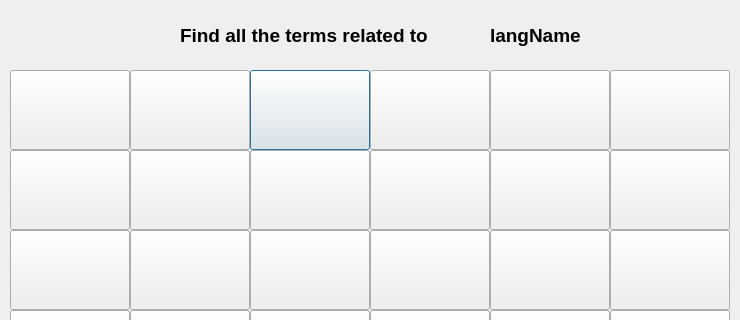
The window that waves/try.ui (matternstsr/Sea-Application) describes before a commit, drawn with Qt 5; both pictures show x 0 to 740 and y 0 to 320 of the 740 by 550 pixel window.
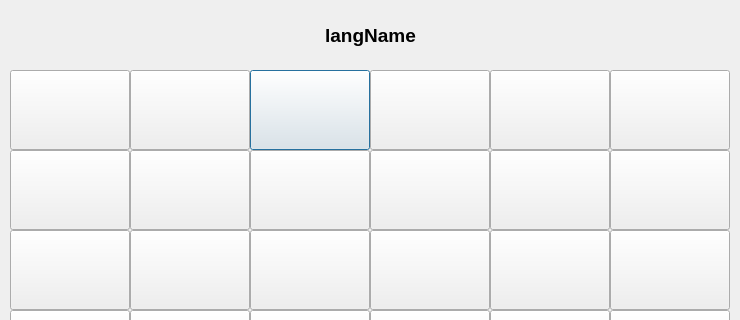
The same window after the commit.

Commit message: Modified the lable to show the puzzle name and the title of the game together.

Diff of the .ui file:
```diff
--- a/waves/try.ui
+++ b/waves/try.ui
@@ -136,38 +136,12 @@
     </property>
    </widget>
   </widget>
-  <widget class="QLabel" name="puzzleInstructions">
-   <property name="geometry">
-    <rect>
-     <x>180</x>
-     <y>10</y>
-     <width>350</width>
-     <height>50</height>
-    </rect>
-   </property>
-   <property name="font">
-    <font>
-     <pointsize>14</pointsize>
-     <weight>75</weight>
-     <bold>true</bold>
-    </font>
-   </property>
-   <property name="text">
-    <string>Find all the terms related to </string>
-   </property>
-   <property name="alignment">
-    <set>Qt::AlignLeading|Qt::AlignLeft|Qt::AlignVCenter</set>
-   </property>
-   <property name="indent">
-    <number>0</number>
-   </property>
-  </widget>
   <widget class="QLabel" name="langName">
    <property name="geometry">
     <rect>
-     <x>490</x>
+     <x>10</x>
      <y>10</y>
-     <width>150</width>
+     <width>721</width>
      <height>50</height>
     </rect>
    </property>
@@ -188,7 +162,7 @@
     <string>langName</string>
    </property>
    <property name="alignment">
-    <set>Qt::AlignLeading|Qt::AlignLeft|Qt::AlignVCenter</set>
+    <set>Qt::AlignCenter</set>
    </property>
    <property name="indent">
     <number>0</number>
```
Left out of the diff: 1 changed line with no effect on the pictures. The commit also changes 1 other file.
